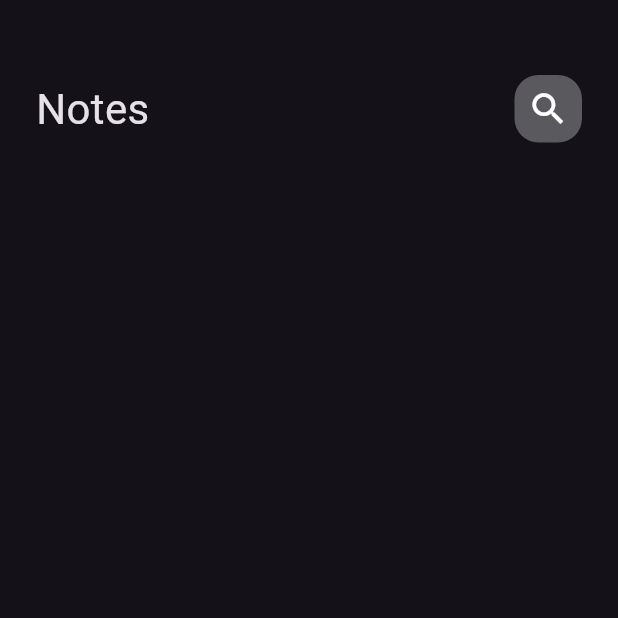
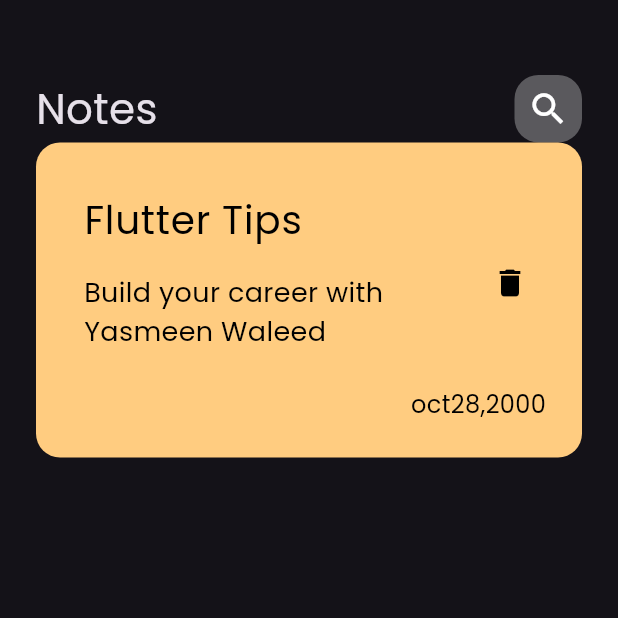
Before and after one commit to yasmeenwaleed2000/notes_app, a Flutter app: the screen it shows after launch, on a phone screen of 412 x 824 dp, the top half of it. Run offline on Flutter 3.47's test engine with Material 3 defaults, Android fonts, the phone set to English and light mode, and no system bars.

Commit message:
custom note item

```diff
--- a/notes_app/lib/main.dart
+++ b/notes_app/lib/main.dart
@@ -14,7 +14,7 @@ class NotesApp extends StatelessWidget {
   Widget build(BuildContext context) {
     return MaterialApp(
       debugShowCheckedModeBanner: false,
-      theme: ThemeData(brightness: Brightness.dark),
+      theme: ThemeData(brightness: Brightness.dark,fontFamily: 'Poppins'),
       home:const NotesView(),
     );
   }
--- /dev/null
+++ b/notes_app/lib/widgets/custom_note_item.dart
@@ -0,0 +1,41 @@
+import 'package:flutter/material.dart';
+
+class NoteItem extends StatelessWidget {
+  const NoteItem({super.key});
+
+  @override
+  Widget build(BuildContext context) {
+    return Container(
+      padding: EdgeInsets.only(top: 24,bottom: 24,left: 16),
+      decoration: BoxDecoration(
+        color: Color(0xffFFCC80),
+        borderRadius: BorderRadius.circular(16),
+
+      ),
+      child: Column(
+        crossAxisAlignment: CrossAxisAlignment.end,
+        children: [
+          ListTile(
+            title: Text('Flutter Tips',
+            style: TextStyle(color: Colors.black,fontSize: 26),),
+            subtitle: Padding(
+              padding: const EdgeInsets.only(top: 16,bottom: 16),
+              child: Text('Build your career with Yasmeen Waleed',
+              style: TextStyle(color: Colors.black,fontSize: 18),),
+            ),
+            trailing: IconButton(
+              onPressed: (){},
+             icon: Icon(Icons.delete,
+             color: Colors.black,
+             size: 24,),),
+          ),
+
+          Padding(
+            padding: const EdgeInsets.only(right: 24),
+            child: Text('oct28,2000',style: TextStyle(color: Colors.black,fontSize: 16),),
+          ),
+        ],
+      ),
+    );
+  }
+}
--- a/notes_app/lib/widgets/notes_view_body.dart
+++ b/notes_app/lib/widgets/notes_view_body.dart
@@ -1,5 +1,6 @@
 import 'package:flutter/material.dart';
 import 'package:notes_app/widgets/custom_app_bar.dart';
+import 'package:notes_app/widgets/custom_note_item.dart';
 
 class NotesViewBody extends StatelessWidget {
   const NotesViewBody({super.key});
@@ -12,9 +13,10 @@ class NotesViewBody extends StatelessWidget {
       child: Column(
         children: [
           SizedBox(height: 50,),
-          CustomAppBar(
+          CustomAppBar(),
+          NoteItem(),
 
-          )
+
         ],
       ),
     );
```
Also changed, not shown: notes_app/pubspec.yaml (+5 -6 lines), notes_app/assets/fonts/Poppins-Regular.ttf (added).
